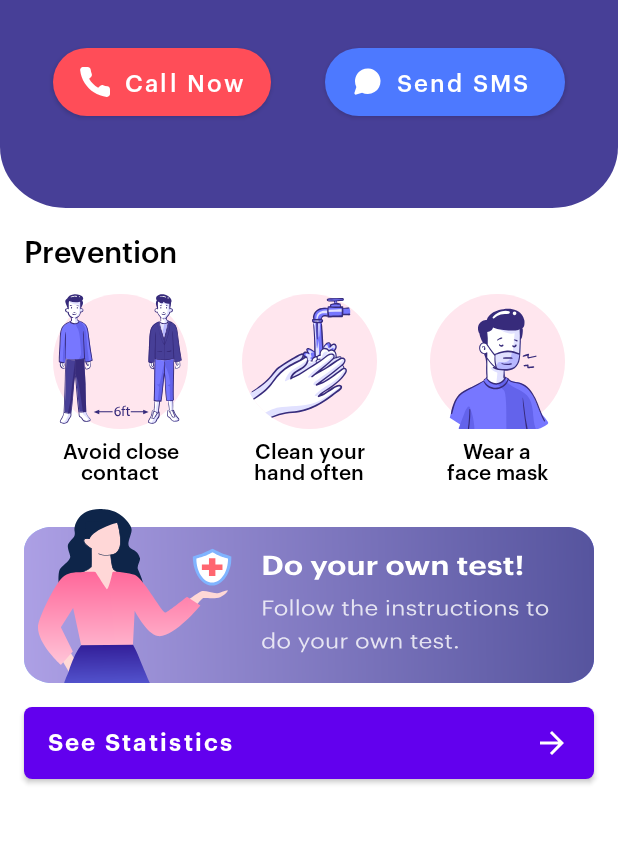
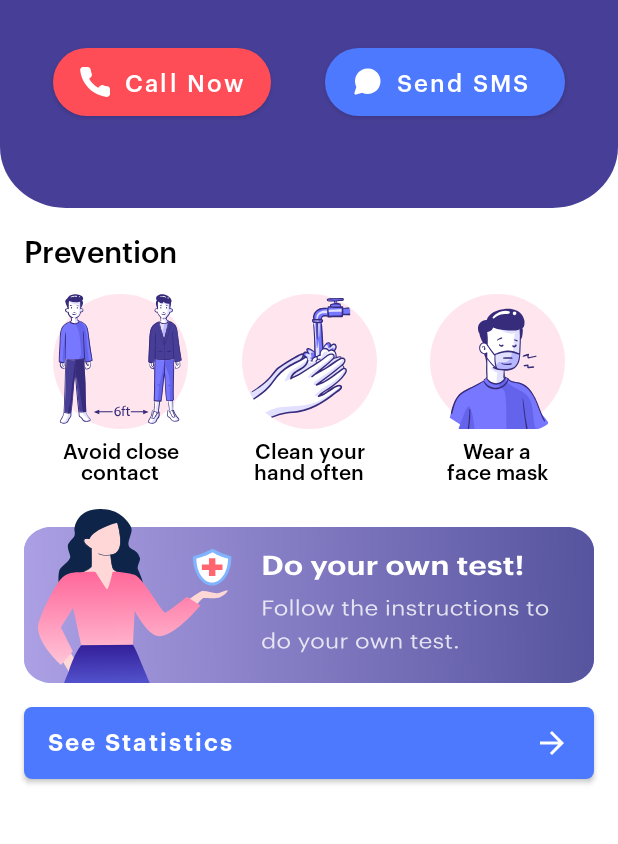
Before and after one commit to ETS-Android1/covid-19-android-app, an Android app: the screen it shows after launch (MainActivity), on a phone screen of 412 x 824 dp, the part 337-1181 px from its top. Run offline under Robolectric (Android 15) with nearby library versions, the phone set to English and light mode, and no system bars.

Commit message:
change button color style's name

```diff
--- a/app/src/main/res/layout/activity_main.xml
+++ b/app/src/main/res/layout/activity_main.xml
@@ -130,7 +130,7 @@
         app:layout_constraintStart_toStartOf="parent"
         app:layout_constraintTop_toBottomOf="@+id/textView3"
         tools:ignore="RtlHardcoded"
-        style="@style/CallButtonColor" />
+        style="@style/RedColorButton" />
 
     <Button
         android:id="@+id/button2"
@@ -151,7 +151,7 @@
         app:layout_constraintStart_toEndOf="@+id/button"
         app:layout_constraintTop_toTopOf="@+id/button"
         tools:ignore="RtlHardcoded,RtlSymmetry"
-        style="@style/SendSmsButtonColor" />
+        style="@style/BlueColorButton" />
 
     <TextView
         android:id="@+id/textView4"
@@ -263,6 +263,7 @@
         app:layout_constraintHorizontal_bias="0.477"
         app:layout_constraintStart_toStartOf="parent"
         app:layout_constraintTop_toBottomOf="@+id/imageView6"
-        tools:ignore="RtlSymmetry" />
+        tools:ignore="RtlSymmetry"
+        style="@style/BlueColorButton" />
 
 </androidx.constraintlayout.widget.ConstraintLayout>
--- a/app/src/main/res/values/themes.xml
+++ b/app/src/main/res/values/themes.xml
@@ -14,7 +14,7 @@
         <!-- Customize your theme here. -->
     </style>
 
-    <style name="CallButtonColor"
+    <style name="RedColorButton"
         parent="Widget.MaterialComponents.Button">
         <item name="materialThemeOverlay">@style/RedButtonThemeOverlay</item>
     </style>
@@ -23,7 +23,7 @@
         <item name="colorPrimary">@color/red</item>
     </style>
 
-    <style name="SendSmsButtonColor"
+    <style name="BlueColorButton"
         parent="Widget.MaterialComponents.Button">
         <item name="materialThemeOverlay">@style/NewBlueButtonThemeOverlay</item>
     </style>
```
